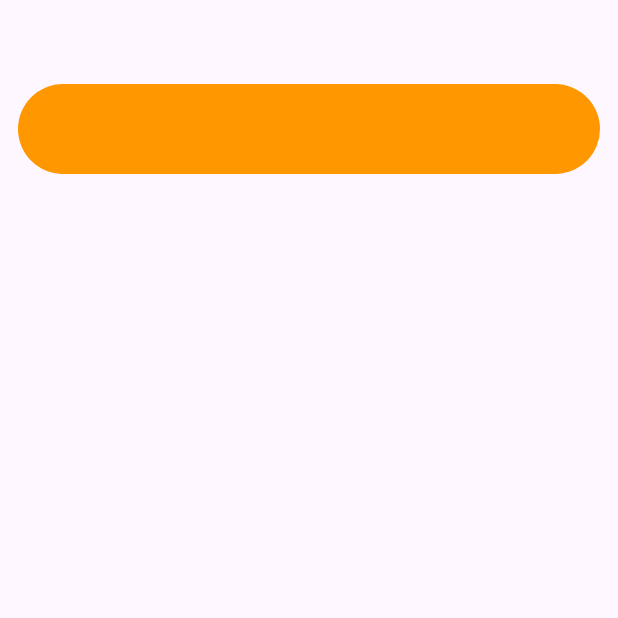
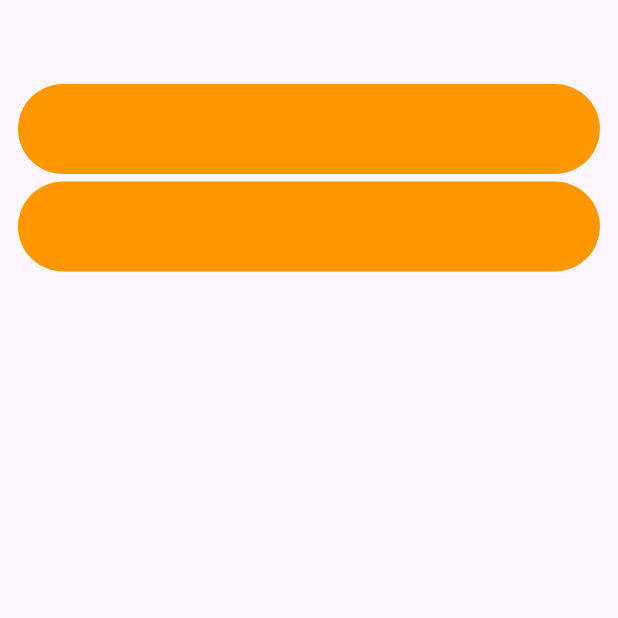
Before and after one commit to Ratndeep1999/xylophone, a Flutter app: the screen it shows after launch, on a phone screen of 412 x 824 dp, the top half of it. Run offline on Flutter 3.47's test engine with Material 3 defaults, Android fonts, the phone set to English and light mode, and no system bars.

Commit message:
xylophonebuttons.dart : refactor button here

```diff
--- a/lib/xylophone.dart
+++ b/lib/xylophone.dart
@@ -1,4 +1,6 @@
 import 'package:flutter/material.dart';
+
+import 'xylophonebuttons.dart';
 
 class Xylophone extends StatelessWidget {
   const Xylophone({super.key});
@@ -13,6 +15,8 @@ class Xylophone extends StatelessWidget {
           child: Column(
             crossAxisAlignment: CrossAxisAlignment.stretch,
             children: [
+              XyloPhoneButtons(),
+              SizedBox(height: 5,),
               TextButton(
                 onPressed: () {},
                 style: TextButton.styleFrom(
--- /dev/null
+++ b/lib/xylophonebuttons.dart
@@ -0,0 +1,22 @@
+import 'package:flutter/material.dart';
+
+class XyloPhoneButtons extends StatelessWidget {
+  const XyloPhoneButtons({
+    super.key,
+  });
+
+  @override
+  Widget build(BuildContext context) {
+    return TextButton(
+      onPressed: () {},
+      style: TextButton.styleFrom(
+        backgroundColor: Colors.orange,
+        fixedSize: Size.fromHeight(60),
+        shape: RoundedRectangleBorder(
+          borderRadius: BorderRadius.circular(40),
+        ),
+      ),
+      child: Text(''),
+    );
+  }
+}
```
